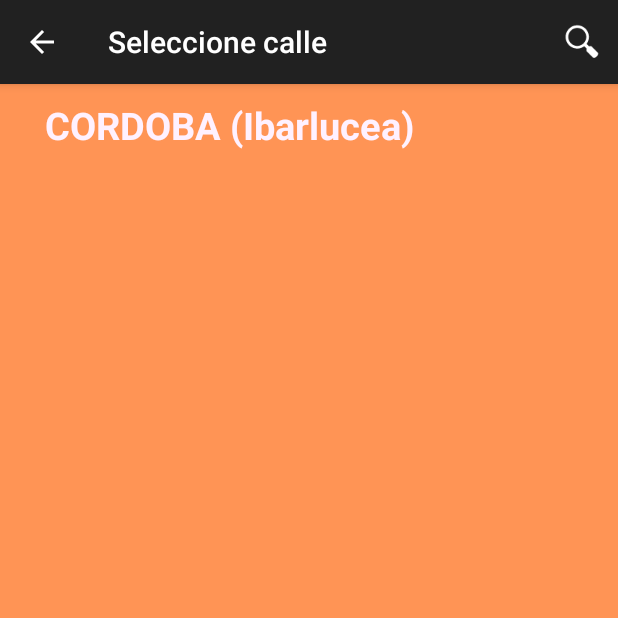
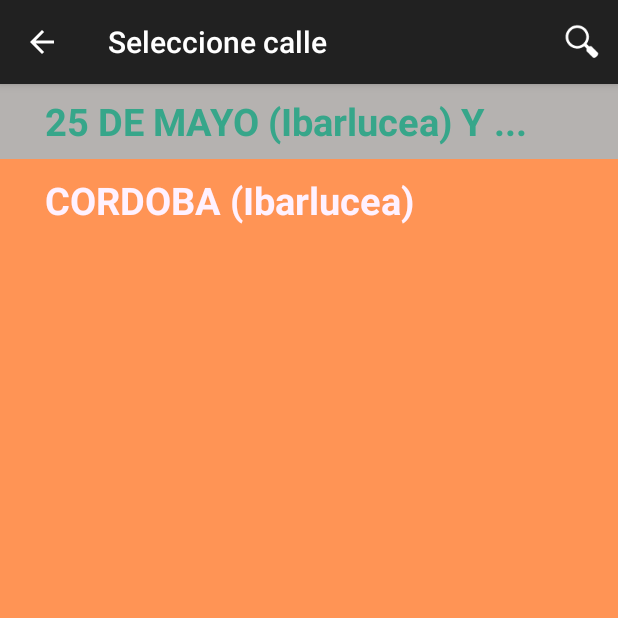
Before and after one commit to liquid36/CuandoLlegaAndroid, an Android app: the calleSearch screen opened directly, with no data from a screen before it, after a tap on an icon or button, on a phone screen of 412 x 824 dp, the top half of it. Run offline under Robolectric (Android 15) with nearby library versions, the phone set to English and light mode, and no system bars; 4 statements that could not run were skipped; 2 other taps on this screen came first.

Commit message:
Agrego Nombre de primer calle al elegir la seguda interseccion

```diff
--- a/app/src/main/java/com/samsoft/cuandollega/DataBase.java
+++ b/app/src/main/java/com/samsoft/cuandollega/DataBase.java
@@ -242,12 +242,12 @@ public class DataBase  {
             //db = this.openDatabase(NAME);
             if (Colectivo.trim().isEmpty())
                 //c = db.rawQuery("SELECT * FROM " + TCALLES + " WHERE desc LIKE '%" + name + "%'  ORDER BY desc"  , new String[] {});
-                c = db.rawQuery("SELECT callesF.id AS id, callesF.desc AS desc FROM paradas " +
+                c = db.rawQuery("SELECT callesF.id AS id, callesF.desc AS desc, frecuencia FROM paradas " +
                     "INNER JOIN callesF  ON callesF.id = idCalle " +
                     "WHERE callesF.desc LIKE '%" + name + "%'" +
                     " GROUP BY callesF.id  ORDER BY callesF.frecuencia DESC,callesF.desc" , new String[] {});
             else
-                c = db.rawQuery("SELECT callesF.id AS id, callesF.desc AS desc FROM paradas " +
+                c = db.rawQuery("SELECT callesF.id AS id, callesF.desc AS desc, frecuencia FROM paradas " +
                         "INNER JOIN callesF     ON callesF.id = idCalle " +
                         "INNER JOIN colectivos ON colectivos.id = idColectivo " +
                         "WHERE colectivos.name = ? AND callesF.desc LIKE '%" + name + "%'" +
@@ -290,12 +290,12 @@ public class DataBase  {
         JSONArray arr = new JSONArray();
         try {
             if (Colectivo.trim().isEmpty())
-                c = db.rawQuery("SELECT callesF.id AS id, callesF.desc AS desc FROM paradas " +
+                c = db.rawQuery("SELECT callesF.id AS id, callesF.desc AS desc, frecuencia FROM paradas " +
                         "INNER JOIN callesF ON callesF.id = idInter " +
                         "WHERE idCalle = ? AND callesF.desc LIKE '%" + name + "%'" +
                         "GROUP BY callesF.id ORDER BY callesF.frecuencia DESC,callesF. desc" , new String[] {Integer.toString(idCalle)});
             else
-                c = db.rawQuery("SELECT callesF.id AS id, callesF.desc AS desc FROM paradas " +
+                c = db.rawQuery("SELECT callesF.id AS id, callesF.desc AS desc, frecuencia FROM paradas " +
                             "INNER JOIN callesF ON callesF.id = idInter " +
                             "INNER JOIN colectivos ON colectivos.id = idColectivo " +
                             "WHERE colectivos.name = ? AND idCalle = ? AND callesF.desc LIKE '%" + name + "%'" +
@@ -405,6 +405,7 @@ public class DataBase  {
             JSONObject l = new JSONObject();
             l.put("id", c.getInt(c.getColumnIndex("id")));
             l.put("desc", c.getString(c.getColumnIndex("desc")));
+            l.put("frecuencia", c.getInt(c.getColumnIndex("frecuencia")));
             return l;
         } catch (Exception e) { e.printStackTrace(); return null;}
     }
--- a/app/src/main/java/com/samsoft/cuandollega/calleSearch.java
+++ b/app/src/main/java/com/samsoft/cuandollega/calleSearch.java
@@ -55,6 +55,13 @@ public class calleSearch extends ActionBarActivity {
 
     public void AddSimpleRows(JSONArray a)
     {
+        if (idCalle != 0) {
+            String txtcalle = db.getCalleName(idCalle);
+            LinearLayout msgCalle = (LinearLayout) findViewById(R.id.msgCalle);
+            TextView t = (TextView) msgCalle.findViewById(R.id.labCalle);
+            t.setText(txtcalle + " Y ...");
+            msgCalle.setVisibility(View.VISIBLE);
+        }
         for(int i = 0;i < a.length();i++)  {
             try {
                 JSONObject o = a.getJSONObject(i);
--- a/app/src/main/res/layout/rowsimple.xml
+++ b/app/src/main/res/layout/rowsimple.xml
@@ -21,4 +21,5 @@
         android:layout_gravity="center_vertical"
         android:layout_marginTop="10dp"
         android:layout_marginBottom="10dp" />
+
 </LinearLayout>
--- a/app/src/main/res/layout/simple_list.xml
+++ b/app/src/main/res/layout/simple_list.xml
@@ -30,6 +30,31 @@
             android:clickable="false" />
     </LinearLayout>
 
+    <LinearLayout
+        android:orientation="horizontal"
+        android:layout_width="fill_parent"
+        android:layout_height="50dp"
+        android:id="@+id/msgCalle"
+        android:visibility="gone"
+        android:background="#b5b2b0">
+
+        <TextView
+            android:layout_width="wrap_content"
+            android:layout_height="wrap_content"
+            android:textAppearance="?android:attr/textAppearanceLarge"
+            android:text="Large Text"
+            android:id="@+id/labCalle"
+            android:textSize="25dp"
+            android:textStyle="bold"
+            android:textColor="#37A68A"
+            android:clickable="false"
+            android:layout_marginLeft="30dp"
+            android:layout_gravity="center_vertical"
+            android:layout_marginTop="5dp"
+            android:layout_marginBottom="5dp" />
+
+        </LinearLayout>
+
     <ScrollView
         android:layout_width="match_parent"
         android:layout_height="match_parent"
```
Also changed, not shown: app/src/main/res/drawable/circletext.xml (added, +17 -0 lines).
